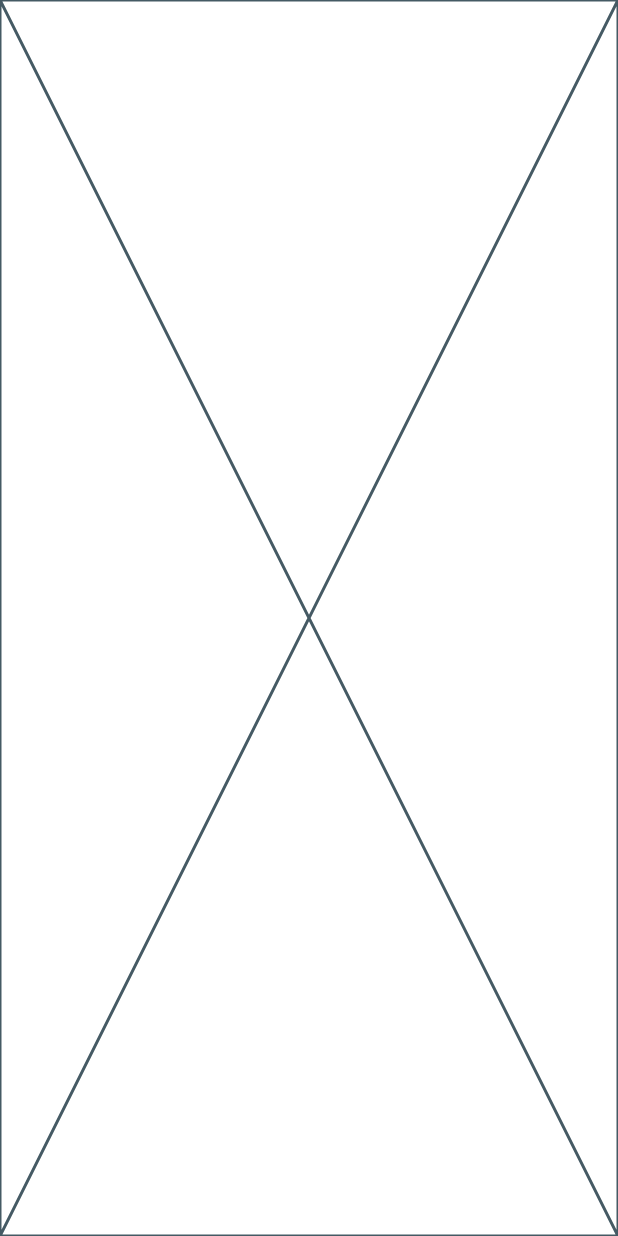
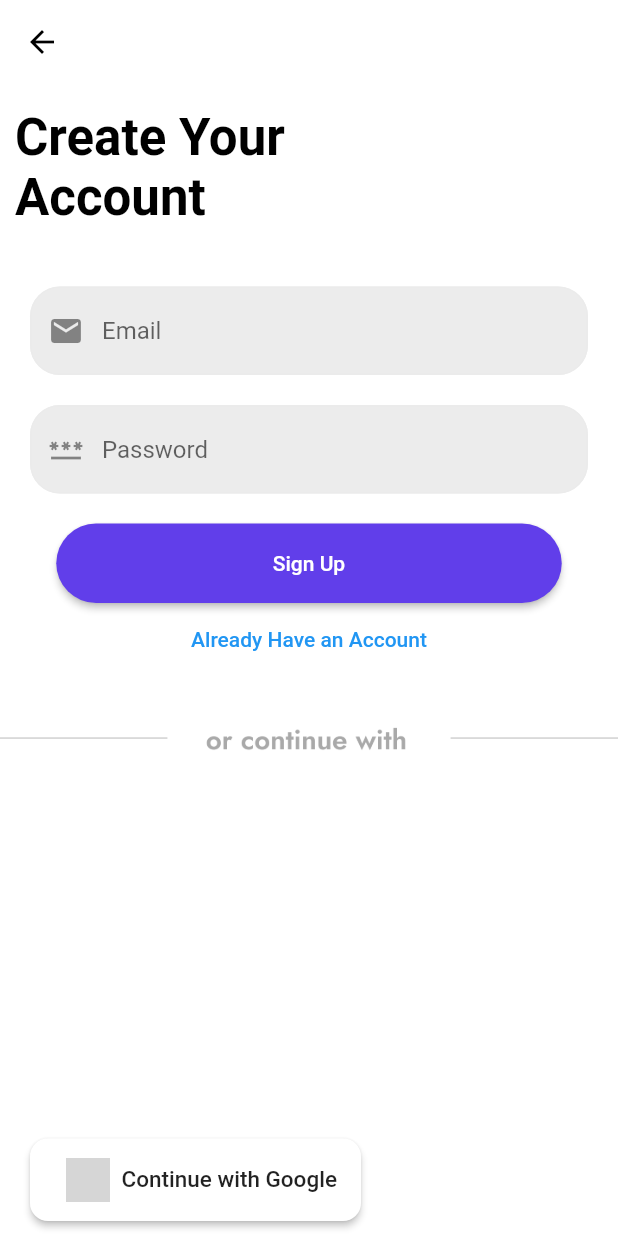
Before and after one commit to fwdAndroid/spotwaze, a Flutter app: the LoginScreen screen opened directly, after a tap on "Create Account", on a phone screen of 412 x 824 dp. Run offline on Flutter 3.47's test engine with Material 2 defaults, Android fonts, the phone set to English and light mode, and no system bars; drawn by our look-alikes of social_login_buttons; our stand-ins replace dots_indicator; grey boxes are pictures that could not be loaded.

Commit message:
Register Screen UI

```diff
--- a/lib/auth/login_screen.dart
+++ b/lib/auth/login_screen.dart
@@ -100,8 +100,8 @@ class _LoginScreenState extends State<LoginScreen> {
             child: Center(
               child: ElevatedButton(
                 onPressed: () {
-                  Navigator.push(context,
-                      MaterialPageRoute(builder: (builder) => LoginScreen()));
+                  // Navigator.push(context,
+                  //     MaterialPageRoute(builder: (builder) => LoginScreen()));
                 },
                 child: Text("Sign in"),
                 style: ElevatedButton.styleFrom(
--- a/lib/auth/register_screen.dart
+++ b/lib/auth/register_screen.dart
@@ -1,5 +1,10 @@
+import 'package:flutter/material.dart';
 import 'package:flutter/src/widgets/framework.dart';
 import 'package:flutter/src/widgets/placeholder.dart';
+import 'package:social_login_buttons/social_login_buttons.dart';
+import 'package:spotwaze/auth/login_screen.dart';
+import 'package:spotwaze/auth/register_screen.dart';
+import 'package:spotwaze/profile/profile_screen.dart';
 
 class RegisterScreen extends StatefulWidget {
   const RegisterScreen({super.key});
@@ -11,6 +16,123 @@ class RegisterScreen extends StatefulWidget {
 class _RegisterScreenState extends State<RegisterScreen> {
   @override
   Widget build(BuildContext context) {
-    return const Placeholder();
+    return Scaffold(
+      backgroundColor: Colors.white,
+      appBar: AppBar(
+        iconTheme: IconThemeData(color: Colors.black),
+        elevation: 0,
+        backgroundColor: Colors.white,
+      ),
+      body: Column(
+        crossAxisAlignment: CrossAxisAlignment.start,
+        mainAxisAlignment: MainAxisAlignment.start,
+        children: [
+          Container(
+              margin: EdgeInsets.only(left: 10, right: 10, top: 15),
+              child: Text(
+                "Create Your\nAccount",
+                style: TextStyle(
+                    color: Colors.black,
+                    fontWeight: FontWeight.bold,
+                    fontSize: 34),
+              )),
+          SizedBox(
+            height: 40,
+          ),
+          Container(
+              margin: EdgeInsets.only(left: 20, right: 20),
+              child: TextField(
+                decoration: InputDecoration(
+                  filled: true,
+                  fillColor: Color(0xffD9D9D9).withOpacity(.5),
+                  hintText: "Email",
+                  prefixIcon: Icon(Icons.email),
+                  enabledBorder: OutlineInputBorder(
+                    borderRadius: BorderRadius.circular(20),
+                    borderSide: BorderSide(
+                        width: 1, color: Color(0xffEBEBEB)), //<-- SEE HERE
+                  ),
+                  disabledBorder: OutlineInputBorder(
+                    borderRadius: BorderRadius.circular(20),
+
+                    borderSide: BorderSide(
+                        width: 1, color: Color(0xffEBEBEB)), //<-- SEE HERE
+                  ),
+                  focusedBorder: OutlineInputBorder(
+                    borderRadius: BorderRadius.circular(20),
+                    borderSide: BorderSide(width: 1, color: Color(0xffEBEBEB)),
+                  ),
+                ),
+              )),
+          Container(
+              margin: EdgeInsets.only(left: 20, right: 20, top: 20),
+              child: TextField(
+                decoration: InputDecoration(
+                  filled: true,
+                  fillColor: Color(0xffD9D9D9).withOpacity(.5),
+                  hintText: "Password",
+                  prefixIcon: Icon(Icons.password),
+                  enabledBorder: OutlineInputBorder(
+                    borderRadius: BorderRadius.circular(20),
+                    borderSide: BorderSide(
+                        width: 1, color: Color(0xffEBEBEB)), //<-- SEE HERE
+                  ),
+                  disabledBorder: OutlineInputBorder(
+                    borderRadius: BorderRadius.circular(20),
+
+                    borderSide: BorderSide(
+                        width: 1, color: Color(0xffEBEBEB)), //<-- SEE HERE
+                  ),
+                  focusedBorder: OutlineInputBorder(
+                    borderRadius: BorderRadius.circular(20),
+                    borderSide: BorderSide(width: 1, color: Color(0xffEBEBEB)),
+                  ),
+                ),
+              )),
+          Container(
+            margin: EdgeInsets.only(top: 20),
+            child: Center(
+              child: ElevatedButton(
+                onPressed: () {
+                  Navigator.push(context,
+                      MaterialPageRoute(builder: (builder) => ProfileScreen()));
+                },
+                child: Text("Sign Up"),
+                style: ElevatedButton.styleFrom(
+                    shape: StadiumBorder(),
+                    fixedSize: Size(337, 53),
+                    backgroundColor: Color(0xff613EEA)),
+              ),
+            ),
+          ),
+          Center(
+              child: TextButton(
+                  onPressed: () {
+                    Navigator.push(context,
+                        MaterialPageRoute(builder: (builder) => LoginScreen()));
+                  },
+                  child: Text("Already Have an Account"))),
+          SizedBox(
+            height: 30,
+          ),
+          Image.asset("assets/or.png"),
+          Spacer(),
+          Container(
+            margin: EdgeInsets.only(left: 20, right: 20),
+            child: SocialLoginButton(
+              borderRadius: 12,
+              fontSize: 15,
+              text: 'Continue with Google',
+              buttonType: SocialLoginButtonType.google,
+              mode: SocialLoginButtonMode.single,
+              onPressed: () {},
+            ),
+          ),
+          SizedBox(
+            height: 10,
+          ),
+        ],
+      ),
+    );
   }
 }
--- /dev/null
+++ b/lib/profile/profile_screen.dart
@@ -0,0 +1,16 @@
+import 'package:flutter/src/widgets/framework.dart';
+import 'package:flutter/src/widgets/placeholder.dart';
+
+class ProfileScreen extends StatefulWidget {
+  const ProfileScreen({super.key});
+
+  @override
+  State<ProfileScreen> createState() => _ProfileScreenState();
+}
+
+class _ProfileScreenState extends State<ProfileScreen> {
+  @override
+  Widget build(BuildContext context) {
+    return const Placeholder();
+  }
+}
```
